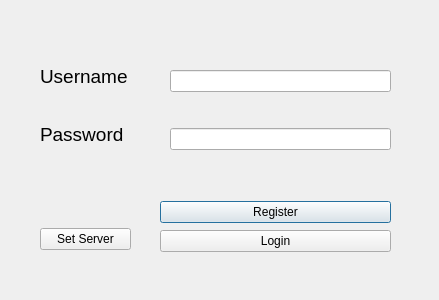
Above: Client/LoginDialog.ui from EverLostXI/onlineChatroom before the change. Below: the same form after it.
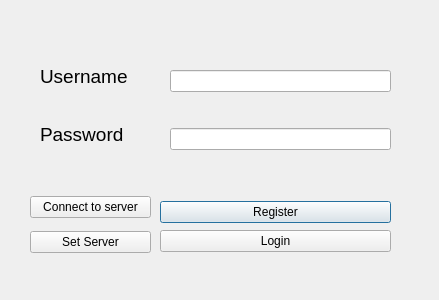
That is the form after the change.

Patch:
```diff
--- a/Client/LoginDialog.ui
+++ b/Client/LoginDialog.ui
@@ -90,13 +90,20 @@
   <widget class="QWidget" name="verticalLayoutWidget">
    <property name="geometry">
     <rect>
-     <x>40</x>
-     <y>219</y>
-     <width>91</width>
-     <height>41</height>
+     <x>30</x>
+     <y>189</y>
+     <width>121</width>
+     <height>71</height>
     </rect>
    </property>
    <layout class="QVBoxLayout" name="verticalLayout_4">
+    <item>
+     <widget class="QPushButton" name="connectButton">
+      <property name="text">
+       <string>Connect to server</string>
+      </property>
+     </widget>
+    </item>
     <item>
      <widget class="QPushButton" name="setServerButton">
       <property name="text">
```
